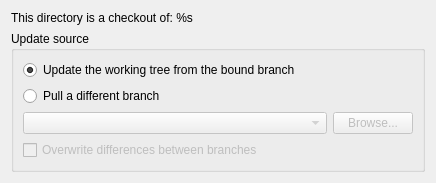
Old version of the form ui/update_checkout.ui in the repository breezy-team/qbrz.
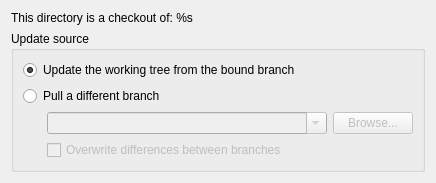
New version of the form.

Commit message: Simplify the layout in the forms

What changed in the file:
```diff
--- a/ui/update_checkout.ui
+++ b/ui/update_checkout.ui
@@ -6,7 +6,7 @@
     <x>0</x>
     <y>0</y>
     <width>436</width>
-    <height>169</height>
+    <height>171</height>
    </rect>
   </property>
   <property name="windowTitle" >
@@ -32,7 +32,40 @@
       <string>Update source</string>
      </property>
      <layout class="QGridLayout" name="gridLayout" >
-      <item row="2" column="1" colspan="2" >
+      <item row="0" column="0" colspan="3" >
+       <widget class="QRadioButton" name="but_update" >
+        <property name="text" >
+         <string>Update the working tree from the bound branch</string>
+        </property>
+        <property name="checked" >
+         <bool>true</bool>
+        </property>
+       </widget>
+      </item>
+      <item row="1" column="0" colspan="3" >
+       <widget class="QRadioButton" name="but_pull" >
+        <property name="enabled" >
+         <bool>true</bool>
+        </property>
+        <property name="text" >
+         <string>Pull a different branch</string>
+        </property>
+       </widget>
+      </item>
+      <item row="2" column="0" >
+       <spacer name="horizontalSpacer" >
+        <property name="orientation" >
+         <enum>Qt::Horizontal</enum>
+        </property>
+        <property name="sizeHint" stdset="0" >
+         <size>
+          <width>18</width>
+          <height>20</height>
+         </size>
+        </property>
+       </spacer>
+      </item>
+      <item row="2" column="1" >
        <widget class="QComboBox" name="location" >
         <property name="enabled" >
          <bool>false</bool>
@@ -43,29 +76,12 @@
           <verstretch>0</verstretch>
          </sizepolicy>
         </property>
-       </widget>
-      </item>
-      <item row="1" column="1" >
-       <widget class="QRadioButton" name="but_pull" >
-        <property name="enabled" >
+        <property name="editable" >
          <bool>true</bool>
         </property>
-        <property name="text" >
-         <string>Pull a different branch</string>
-        </property>
        </widget>
       </item>
-      <item row="0" column="1" >
-       <widget class="QRadioButton" name="but_update" >
-        <property name="text" >
-         <string>Update the working tree from the bound branch</string>
-        </property>
-        <property name="checked" >
-         <bool>true</bool>
-        </property>
-       </widget>
-      </item>
-      <item row="2" column="3" >
+      <item row="2" column="2" >
        <widget class="QPushButton" name="location_picker" >
         <property name="enabled" >
          <bool>false</bool>
@@ -75,7 +91,20 @@
         </property>
        </widget>
       </item>
-      <item row="3" column="1" >
+      <item row="3" column="0" >
+       <spacer name="horizontalSpacer_2" >
+        <property name="orientation" >
+         <enum>Qt::Horizontal</enum>
+        </property>
+        <property name="sizeHint" stdset="0" >
+         <size>
+          <width>18</width>
+          <height>20</height>
+         </size>
+        </property>
+       </spacer>
+      </item>
+      <item row="3" column="1" colspan="2" >
        <widget class="QCheckBox" name="but_pull_overwrite" >
         <property name="enabled" >
          <bool>false</bool>
```
The commit also changes 3 other files.
